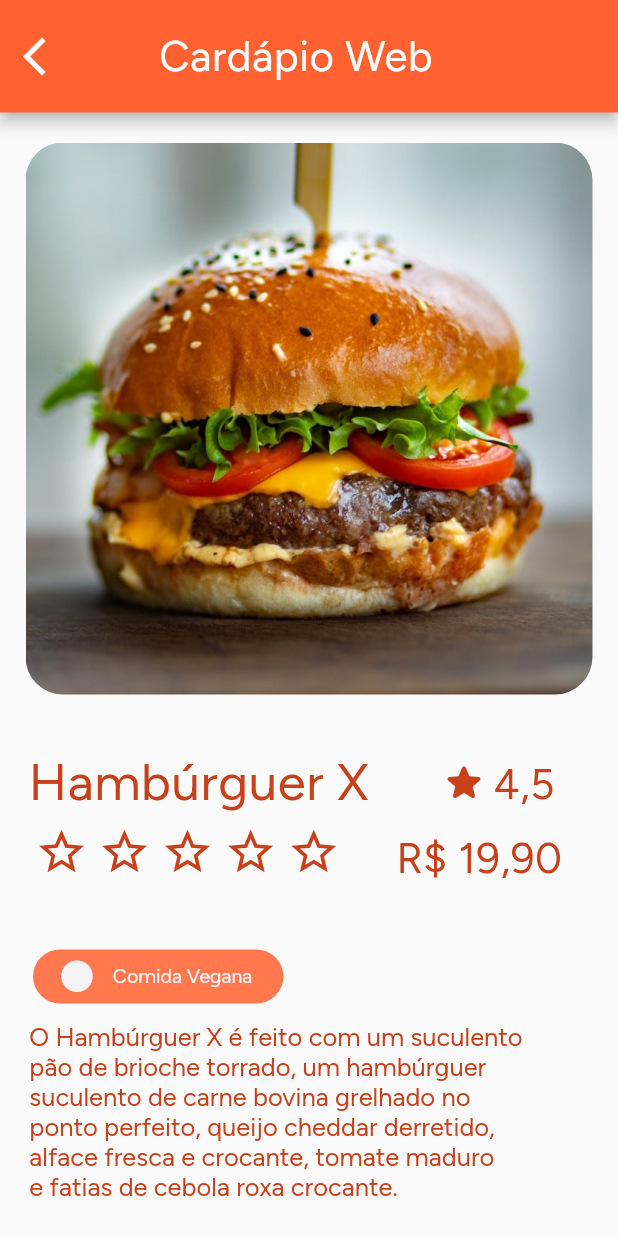
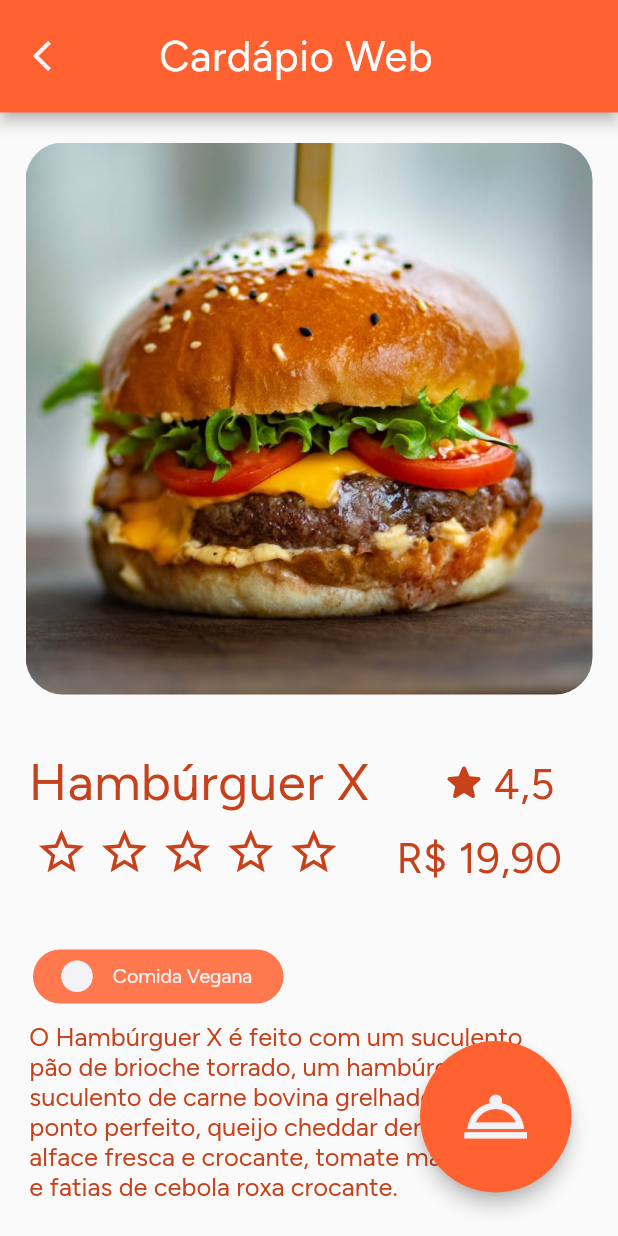
Before and after one commit to VivianeSouza923/desafioMenu-Sprint2, a Flutter app: the HomePage screen opened directly, after a tap on "001", on a phone screen of 412 x 824 dp. Run offline on Flutter 3.47's test engine with Material 2 defaults, Android fonts, the phone set to English and light mode, and no system bars; our stand-ins replace material_design_icons_flutter.

Commit message:
today's work

```diff
--- a/lib/main.dart
+++ b/lib/main.dart
@@ -1,4 +1,5 @@
 import 'package:desafiomenu_spring2/pages/menu.dart';
+import 'package:desafiomenu_spring2/pages/restaurante.dart';
 import 'package:flutter/material.dart';
 
 void main() {
@@ -12,7 +13,7 @@ class MyApp extends StatelessWidget {
   Widget build(BuildContext context) {
     return const MaterialApp(
       debugShowCheckedModeBanner: false,
-      home: HomePage(),
+      home: Restaurant(),
     );
   }
 }
--- a/lib/pages/cliente.dart
+++ b/lib/pages/cliente.dart
@@ -1,6 +1,7 @@
 
 // ignore_for_file: unused_import
 
+import 'package:desafiomenu_spring2/pages/menu.dart';
 import 'package:material_design_icons_flutter/material_design_icons_flutter.dart';
 import 'package:flutter/material.dart';
 
@@ -28,6 +29,24 @@ class ClientScreen extends StatelessWidget {
         backgroundColor: const Color(0xffFF6130),
         toolbarHeight: 75,
 
+
+        leading:  Builder(
+          builder: (BuildContext context) {
+          return IconButton(
+          icon: const Icon(Icons.arrow_back_ios_new_outlined),
+          iconSize: 24,
+          color: const Color(0xffF2F2F7),
+          onPressed: () {
+
+            if (Navigator.canPop(context)) {
+              Navigator.pop(context); // Volta à tela anterior
+            }
+          },
+         tooltip: MaterialLocalizations.of(context).openAppDrawerTooltip,
+          );
+          },
+        ),
+
         title:  const Padding(
           padding: EdgeInsets.only(left: 34.0, right: 103),
           child: Text(
@@ -42,21 +61,31 @@ class ClientScreen extends StatelessWidget {
             ),
         ),
 
-        leading: Padding(
+
+
+
+        /*leading: Padding(
           padding: const EdgeInsets.only(right: 64),
           child: IconButton(
             iconSize: 30,
-            onPressed: () {},
+            onPressed: () {
+              Navigator.push(
+              context,
+              MaterialPageRoute(builder: (context) => HomePage()),
+            );
+            },
             icon: const Icon(
 
               Icons.arrow_back_ios_new_outlined,
             )
             ),
-        ),
+        ),*/
 
       ),
 
-      body:  SingleChildScrollView(
+      body:  Stack(
+        children: [
+          SingleChildScrollView(
         child: Column(
           children: [
             Padding(
@@ -253,6 +282,43 @@ class ClientScreen extends StatelessWidget {
 
           ],
         ),
+
+
+      ),
+
+       // botão flutuante
+      Positioned(
+        width: 101,
+        height: 101,
+
+
+        right: 31,
+        bottom: 29,
+
+
+        child: FloatingActionButton(
+            backgroundColor: const Color(0xffFF6130),
+            elevation: 5,
+            onPressed: () {},
+            child: const DecoratedBox(
+              decoration: BoxDecoration(
+                shape: BoxShape.circle,
+              ),
+              child: Icon(
+              Icons.room_service_outlined,
+              color: Color(0xffF2F2F7),
+              size: 50,
+
+
+                          ),
+              ),
+
+            ),
+        ),
+
+
+
+        ],
       ),
 
     );
--- a/lib/pages/menu.dart
+++ b/lib/pages/menu.dart
@@ -243,7 +243,7 @@ class HomePage extends StatelessWidget {
                           Navigator.push(
                             context,
                             MaterialPageRoute(
-                              builder: (context) => const Client()
+                              builder: (context) => const ClientScreen()
                             ),
                             );
                         },
```
